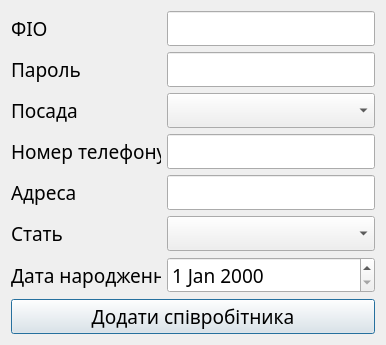
Old version of the form src/View/addnewemployees.ui in the repository Fyz-dev/GunStore.
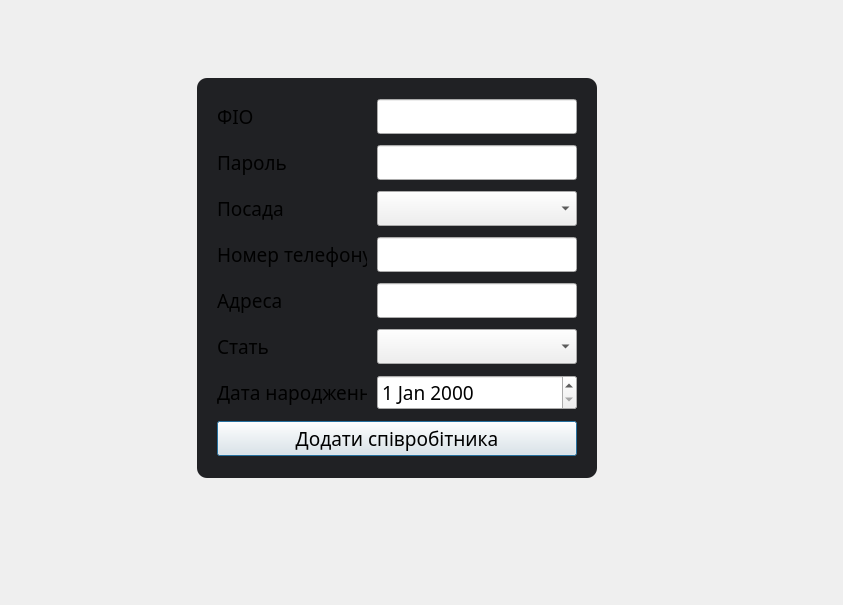
New version of the form.

The edit to the form file:
```diff
--- a/src/View/addnewemployees.ui
+++ b/src/View/addnewemployees.ui
@@ -6,8 +6,8 @@
    <rect>
     <x>0</x>
     <y>0</y>
-    <width>386</width>
-    <height>310</height>
+    <width>843</width>
+    <height>605</height>
    </rect>
   </property>
   <property name="font">
@@ -19,7 +19,58 @@
   <property name="windowTitle">
    <string>Додавання співробітника</string>
   </property>
+  <property name="styleSheet">
+   <string notr="true">QWidget#widget{
+	border-radius: 10px;
+	background-color: #202124;
+}</string>
+  </property>
+  <layout class="QHBoxLayout" name="horizontalLayout">
+   <property name="spacing">
+    <number>0</number>
+   </property>
+   <property name="leftMargin">
+    <number>0</number>
+   </property>
+   <property name="topMargin">
+    <number>0</number>
+   </property>
+   <property name="rightMargin">
+    <number>48</number>
+   </property>
+   <property name="bottomMargin">
+    <number>48</number>
+   </property>
+   <item>
+    <widget class="QWidget" name="widget" native="true">
+     <property name="sizePolicy">
+      <sizepolicy hsizetype="Preferred" vsizetype="Preferred">
+       <horstretch>0</horstretch>
+       <verstretch>0</verstretch>
+      </sizepolicy>
+     </property>
+     <property name="maximumSize">
+      <size>
+       <width>400</width>
+       <height>400</height>
+      </size>
+     </property>
   <layout class="QVBoxLayout" name="verticalLayout">
+      <property name="spacing">
+       <number>10</number>
+      </property>
+      <property name="leftMargin">
+       <number>20</number>
+      </property>
+      <property name="topMargin">
+       <number>20</number>
+      </property>
+      <property name="rightMargin">
+       <number>20</number>
+      </property>
+      <property name="bottomMargin">
+       <number>20</number>
+      </property>
    <item>
     <layout class="QHBoxLayout" name="horizontalLayout_11">
      <item>
@@ -343,6 +394,9 @@
      <property name="text">
       <string>Додати співробітника</string>
      </property>
+       </widget>
+      </item>
+     </layout>
     </widget>
    </item>
   </layout>
```
Lines whose indentation alone changed are shown as unchanged.
